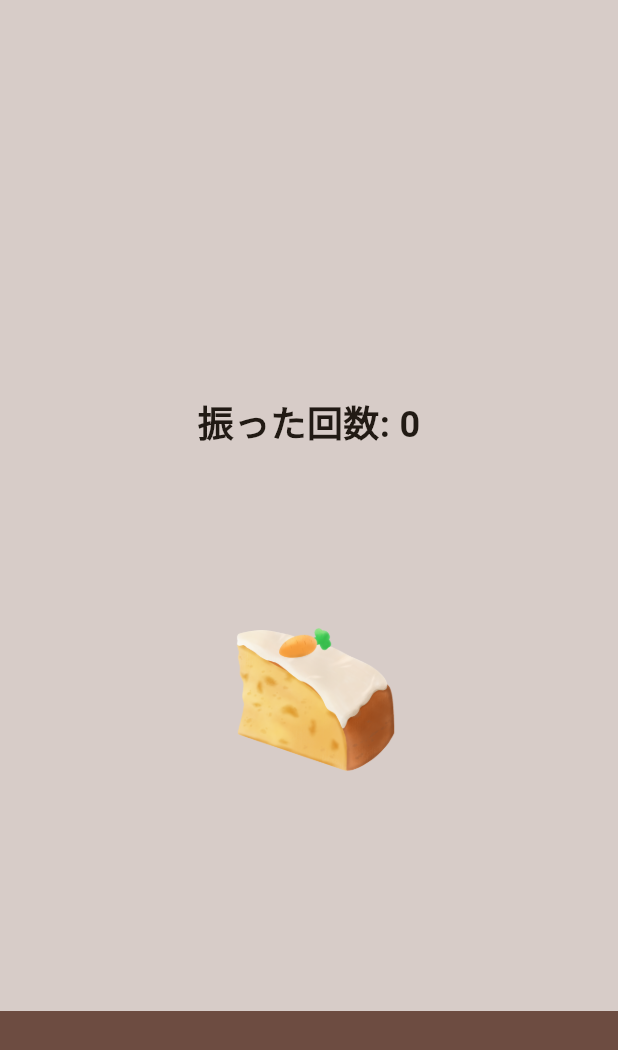
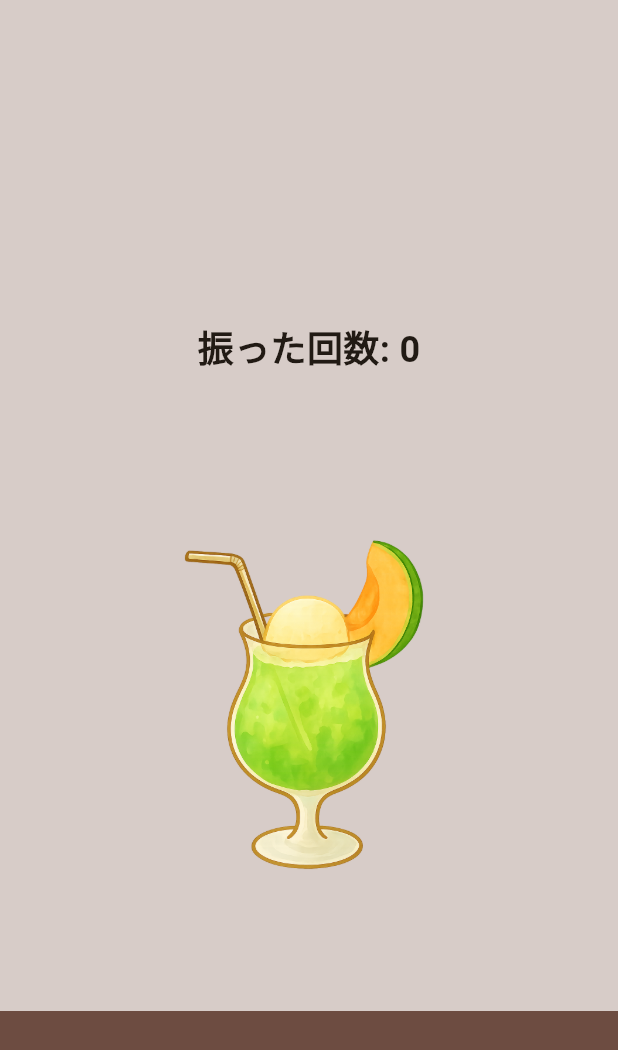
Before and after one commit to mercy34mercy/watnow_hackathon_2025_team1, a Flutter app: the screen it shows after launch, after a tap on "料理", on a phone screen of 412 x 824 dp. Shown: the top 1050 px of the screen. Run offline on Flutter 3.47's test engine with Material 3 defaults, Android fonts, the phone set to English and light mode, and no system bars; our stand-ins replace sensors_plus.

Commit message:
melonjuiceの画像を追加し、melonjuicescreenを作成しました。

```diff
--- a/lib/main.dart
+++ b/lib/main.dart
@@ -7,6 +7,7 @@ import 'screens/result_screen.dart';
 import 'screens/result_melon.dart';
 import 'screens/result_pumpkin.dart';
 import 'screens/carrotcake_screen.dart';
+import 'screens/melonjuice_screen.dart';
 
 void main() {
   runApp(const MyApp());
@@ -33,6 +34,7 @@ class MyApp extends StatelessWidget {
         '/result/pumpkin':(context) => const ResultPumpkin(),
         '/game/pumpkin': (context) => const GamePumpkinScreen(),
         '/cook/carrotcake':(context) => const CookCarrotScreen(),
+        '/cook/melonjuice' :(context) => const CookMelonScreen()
 
       },
     );
--- a/lib/screens/home_screen.dart
+++ b/lib/screens/home_screen.dart
@@ -85,7 +85,7 @@ class _HomeScreenState extends State<HomeScreen> {
                   ),
                   ElevatedButton(
                     onPressed: (){
-                      Navigator.pushNamed(context, '/cook/carrotcake');
+                      Navigator.pushNamed(context, '/cook/melonjuice');
                     },
                     style: ElevatedButton.styleFrom(
                       backgroundColor: Colors.green,
--- /dev/null
+++ b/lib/screens/melonjuice_screen.dart
@@ -0,0 +1,138 @@
+import 'package:flutter/material.dart';
+import 'package:sensors_plus/sensors_plus.dart';
+import 'dart:async';
+import 'dart:math';
+
+class CookMelonScreen extends StatefulWidget {
+  const CookMelonScreen({super.key});
+
+  @override
+  State<CookMelonScreen> createState() => _CookMelonScreenState();
+}
+
+class _CookMelonScreenState extends State<CookMelonScreen> with SingleTickerProviderStateMixin {
+  late AnimationController _animationController;
+  late Animation<double> _shakeAnimation;
+  StreamSubscription<AccelerometerEvent>? _accelerometerSubscription;
+
+  int _shakeCount = 0;
+  bool _isShaking = false;
+  bool _canHarvest = false;
+  double _carrotPosition = 0;
+
+  @override
+  void initState() {
+    super.initState();
+
+    _animationController = AnimationController(
+      duration: const Duration(milliseconds: 100),
+      vsync: this,
+    );
+
+    _shakeAnimation = Tween<double>(
+      begin: 0,
+      end: 10,
+    ).animate(CurvedAnimation(
+      parent: _animationController,
+      curve: Curves.elasticIn,
+    ));
+
+    _startAccelerometer();
+  }
+
+  void _startAccelerometer() {
+    _accelerometerSubscription = accelerometerEventStream().listen((event) {
+      double magnitude =  event.y.abs();
+      if (magnitude > 15 && !_isShaking) {
+        _isShaking = true;
+        _animationController.forward().then((_) {
+          _animationController.reverse();
+        });
+
+        setState(() {
+          _shakeCount++;
+          _carrotPosition = min(_shakeCount * 2.0, 20.0);
+
+          if (_shakeCount >= 8) {
+            _canHarvest = true;
+          }
+        });
+
+        Future.delayed(const Duration(milliseconds: 300), () {
+          _isShaking = false;
+        });
+      }
+
+      if (_canHarvest && magnitude > 25) {
+        _accelerometerSubscription?.cancel();
+        if (mounted) {
+          Navigator.pushReplacementNamed(context, '/result');
+        }
+      }
+    });
+  }
+
+  @override
+  void dispose() {
+    _accelerometerSubscription?.cancel();
+    _animationController.dispose();
+    super.dispose();
+  }
+
+  @override
+  Widget build(BuildContext context) {
+    return Scaffold(
+      backgroundColor: Colors.brown[100],
+      body: Stack(
+        children: [
+          Positioned(
+            bottom: 0,
+            left: 0,
+            right: 0,
+            height: 150,
+            child: Container(
+              color: Colors.brown[600],
+            ),
+          ),
+          Center(
+            child: Column(
+              mainAxisAlignment: MainAxisAlignment.center,
+              children: [
+                Text(
+                  '振った回数: $_shakeCount',
+                  style: const TextStyle(fontSize: 24, fontWeight: FontWeight.bold),
+                ),
+                const SizedBox(height: 20),
+                if (_canHarvest)
+                  const Text(
+                    '思いっきり振り上げて収穫！',
+                    style: TextStyle(
+                      fontSize: 20,
+                      color: Colors.red,
+                      fontWeight: FontWeight.bold,
+                    ),
+                  ),
+                const SizedBox(height: 40),
+                AnimatedBuilder(
+                  animation: _shakeAnimation,
+                  builder: (context, child) {
+                    return Transform.translate(
+                      offset: Offset(_shakeAnimation.value * sin(_animationController.value * pi * 2), 0),
+                      child: Transform.translate(
+                        offset: Offset(0, -_carrotPosition),
+                        child: Image.asset(
+                          'assets/melonjuice.png',
+                          height: 300,
+                        ),
+                      ),
+                    );
+                  },
+                ),
+              ],
+            ),
+          ),
+        ],
+      ),
+    );
+  }
+}
--- a/pubspec.yaml
+++ b/pubspec.yaml
@@ -65,6 +65,7 @@ flutter:
     - assets/pumpkin.png
     - assets/carrotcake.png
     - assets/rabbit.png
+    - assets/melonjuice.png
 
   # An image asset can refer to one or more resolution-specific "variants", see
   # https://flutter.dev/to/resolution-aware-images
```
Also changed, not shown: assets/melonjuice.png (added).
